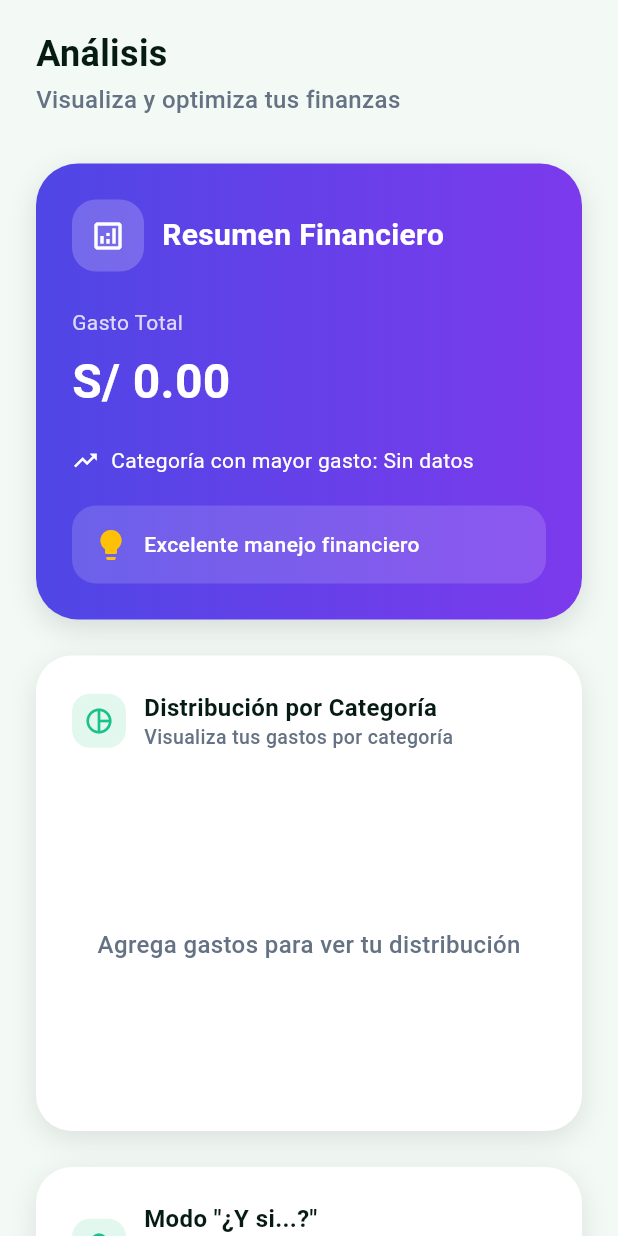
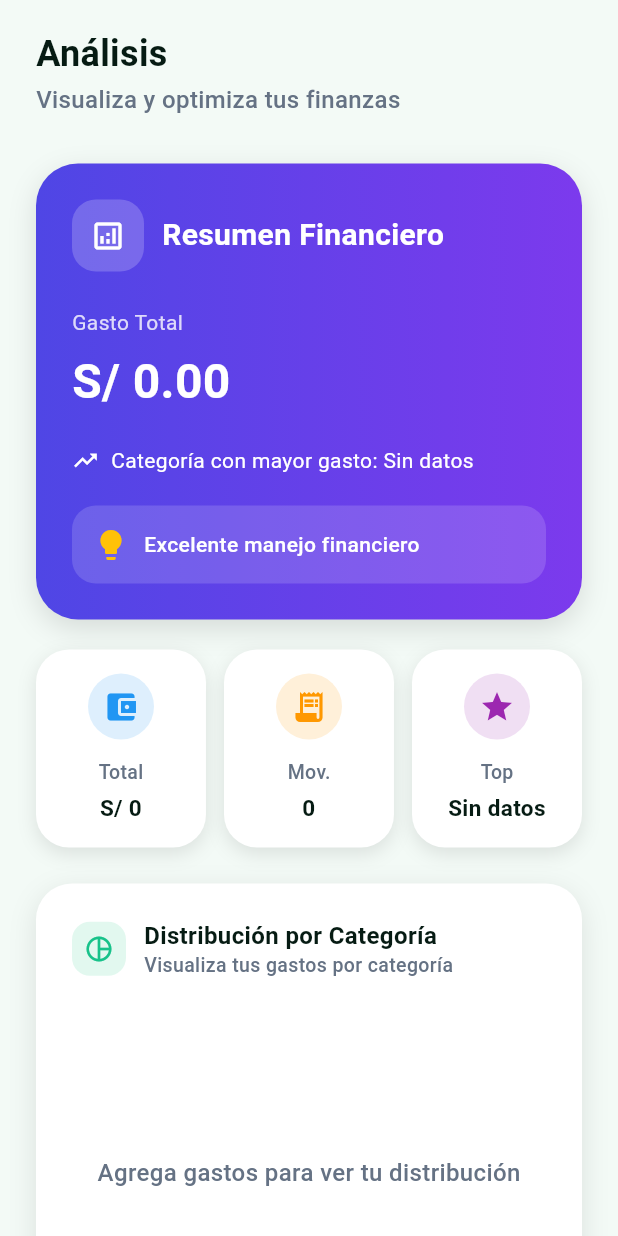
Before and after one commit to RobertoC1006/Herramientas_Desarrollo_Smartbudget, a Flutter app: the AnalysisPage screen opened directly, on a phone screen of 412 x 824 dp. Run offline on Flutter 3.47's test engine with Material 3 defaults, Android fonts, the light colour scheme and no system bars; our stand-ins replace dio, fl_chart, flutter_riverpod, flutter_secure_storage, go_router; accounts and stored records are empty; network calls fail.

Commit message:
feat: mejorar panel de análisis con resumen financiero y consejos inteligentes

```diff
--- a/lib/features/analysis/analysis_page.dart
+++ b/lib/features/analysis/analysis_page.dart
@@ -91,6 +91,14 @@ _buildSummaryCard(
   financialMessage,
 ),
 
+const SizedBox(height: 20),
+
+_buildQuickStats(
+  totalExpenses,
+  expenses.length,
+  highestExpense?.category ?? 'Sin datos',
+),
+
 const SizedBox(height: 24),
 
 _buildDistributionCard(expensesByCategory, categories),
@@ -98,6 +106,8 @@ _buildDistributionCard(expensesByCategory, categories),
 
               _buildWhatIfCard(expensesByCategory, categories),
               const SizedBox(height: 30),
+              _buildSmartInsights(expensesByCategory),
+const SizedBox(height: 30),
 
               Text('Historial de Gastos', style: AppTextStyles.heading3),
               const SizedBox(height: 16),
@@ -542,7 +552,9 @@ _buildDistributionCard(expensesByCategory, categories),
         ),
         child: Text(
           'Aún no has registrado ningún gasto',
-          style: AppTextStyles.body.copyWith(color: AppColors.textSecondary),
+          style: AppTextStyles.body.copyWith(
+            color: AppColors.textSecondary,
+          ),
         ),
       );
     }
@@ -552,13 +564,192 @@ _buildDistributionCard(expensesByCategory, categories),
         color: AppColors.surface,
         borderRadius: BorderRadius.circular(24),
         boxShadow: const [
-          BoxShadow(color: AppColors.shadow, blurRadius: 15, offset: Offset(0, 5))
+          BoxShadow(
+            color: AppColors.shadow,
+            blurRadius: 15,
+            offset: Offset(0, 5),
+          ),
         ],
       ),
       clipBehavior: Clip.hardEdge,
       child: Column(
-        children: expenses.map((tx) => TransactionTile(transaction: tx)).toList(),
+        children: expenses
+            .map((tx) => TransactionTile(transaction: tx))
+            .toList(),
       ),
     );
   }
+
+  Widget _buildSmartInsights(
+    Map<String, double> expensesByCategory,
+  ) {
+    String message = 'Tus finanzas van bien.';
+    IconData icon = Icons.check_circle;
+    Color color = Colors.green;
+
+    if (expensesByCategory.isNotEmpty) {
+      final highestCategory = expensesByCategory.entries.reduce(
+        (a, b) => a.value > b.value ? a : b,
+      );
+
+      if (highestCategory.value > 500) {
+        message =
+            'Estás gastando mucho en ${highestCategory.key}. Considera reducir ese gasto.';
+        icon = Icons.warning_amber_rounded;
+        color = Colors.orange;
+      }
+
+      if (highestCategory.value > 1000) {
+        message =
+            'Tus gastos en ${highestCategory.key} son demasiado altos.';
+        icon = Icons.error_outline;
+        color = Colors.red;
+      }
+    }
+
+    return Container(
+      padding: const EdgeInsets.all(24),
+      decoration: BoxDecoration(
+        color: AppColors.surface,
+        borderRadius: BorderRadius.circular(24),
+        boxShadow: const [
+          BoxShadow(
+            color: AppColors.shadow,
+            blurRadius: 15,
+            offset: Offset(0, 5),
+          ),
+        ],
+      ),
+      child: Row(
+        children: [
+          Container(
+            padding: const EdgeInsets.all(14),
+            decoration: BoxDecoration(
+              color: color.withValues(alpha: 0.15),
+              borderRadius: BorderRadius.circular(16),
+            ),
+            child: Icon(icon, color: color, size: 28),
+          ),
+          const SizedBox(width: 16),
+          Expanded(
+            child: Column(
+              crossAxisAlignment: CrossAxisAlignment.start,
+              children: [
+                Text(
+                  'Consejo Inteligente',
+                  style: AppTextStyles.heading3.copyWith(
+                    fontSize: 16,
+                  ),
+                ),
+                const SizedBox(height: 6),
+                Text(
+                  message,
+                  style: AppTextStyles.body.copyWith(
+                    color: AppColors.textSecondary,
+                  ),
+                ),
+              ],
+            ),
+          ),
+        ],
+      ),
+    );
+  }
+
+  Widget _buildQuickStats(
+  double totalExpenses,
+  int totalTransactions,
+  String topCategory,
+) {
+  return Row(
+    children: [
+      Expanded(
+        child: _buildStatCard(
+          Icons.account_balance_wallet,
+          'Total',
+          'S/ ${totalExpenses.toStringAsFixed(0)}',
+          Colors.blue,
+        ),
+      ),
+
+      const SizedBox(width: 12),
+
+      Expanded(
+        child: _buildStatCard(
+          Icons.receipt_long,
+          'Mov.',
+          '$totalTransactions',
+          Colors.orange,
+        ),
+      ),
+
+      const SizedBox(width: 12),
+
+      Expanded(
+        child: _buildStatCard(
+          Icons.star,
+          'Top',
+          topCategory,
+          Colors.purple,
+        ),
+      ),
+    ],
+  );
 }
+
+Widget _buildStatCard(
+  IconData icon,
+  String title,
+  String value,
+  Color color,
+) {
+  return Container(
+    padding: const EdgeInsets.all(16),
+    decoration: BoxDecoration(
+      color: AppColors.surface,
+      borderRadius: BorderRadius.circular(22),
+      boxShadow: const [
+        BoxShadow(
+          color: AppColors.shadow,
+          blurRadius: 10,
+          offset: Offset(0, 4),
+        ),
+      ],
+    ),
+    child: Column(
+      children: [
+        Container(
+          padding: const EdgeInsets.all(10),
+          decoration: BoxDecoration(
+            color: color.withValues(alpha: 0.15),
+            shape: BoxShape.circle,
+          ),
+          child: Icon(
+            icon,
+            color: color,
+            size: 24,
+          ),
+        ),
+
+        const SizedBox(height: 12),
+
+        Text(
+          title,
+          style: AppTextStyles.small,
+        ),
+
+        const SizedBox(height: 6),
+
+        Text(
+          value,
+          textAlign: TextAlign.center,
+          style: AppTextStyles.label.copyWith(
+            fontSize: 15,
+            fontWeight: FontWeight.bold,
+          ),
+        ),
+      ],
+    ),
+  );
+}
+}
```
